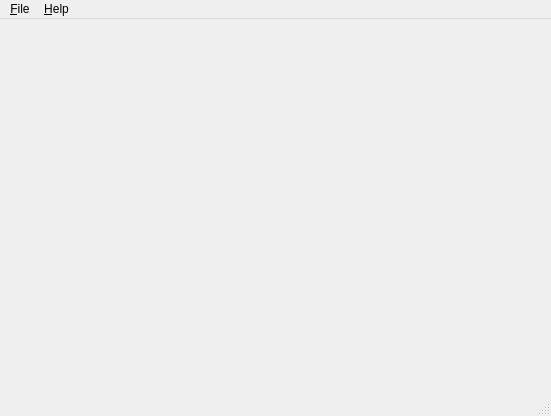
This is resources/widgets/qt4/mainwindow.ui in nycholas/polygon-area as Qt 5 draws it before an edit. The edited form follows.
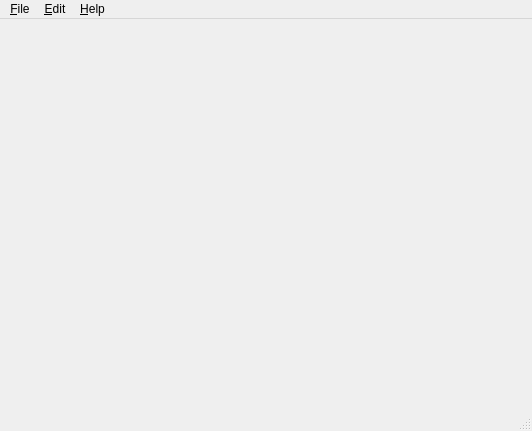
This is the edited form. Icons and pictures are not drawn.

Patch:
```diff
--- a/resources/widgets/qt4/mainwindow.ui
+++ b/resources/widgets/qt4/mainwindow.ui
@@ -6,8 +6,8 @@
    <rect>
     <x>0</x>
     <y>0</y>
-    <width>551</width>
-    <height>416</height>
+    <width>532</width>
+    <height>431</height>
    </rect>
   </property>
   <property name="windowTitle">
@@ -21,23 +21,43 @@
     <rect>
      <x>0</x>
      <y>0</y>
-     <width>551</width>
-     <height>22</height>
+     <width>532</width>
+     <height>25</height>
     </rect>
    </property>
-   <widget class="QMenu" name="menuFile">
+   <widget class="QMenu" name="fileMenu">
     <property name="title">
      <string>&amp;File</string>
     </property>
     <addaction name="actionNew"/>
    </widget>
-   <widget class="QMenu" name="menuHelp">
+   <widget class="QMenu" name="helpMenu">
     <property name="title">
      <string>&amp;Help</string>
     </property>
    </widget>
-   <addaction name="menuFile"/>
-   <addaction name="menuHelp"/>
+   <widget class="QMenu" name="editMenu">
+    <property name="title">
+     <string>&amp;Edit</string>
+    </property>
+    <addaction name="undoAction"/>
+    <addaction name="redoAction"/>
+    <addaction name="separator"/>
+    <addaction name="cutAction"/>
+    <addaction name="copyAction"/>
+    <addaction name="pasteAction"/>
+    <addaction name="deleteAction"/>
+    <addaction name="separator"/>
+    <addaction name="selectAllAction"/>
+    <addaction name="separator"/>
+    <addaction name="findAction"/>
+    <addaction name="findAgainAction"/>
+    <addaction name="separator"/>
+    <addaction name="preferencesAction"/>
+   </widget>
+   <addaction name="fileMenu"/>
+   <addaction name="editMenu"/>
+   <addaction name="helpMenu"/>
   </widget>
   <widget class="QStatusBar" name="statusbar"/>
   <action name="actionNew">
```
Left out of the diff: 303 changed lines with no effect on the pictures.
